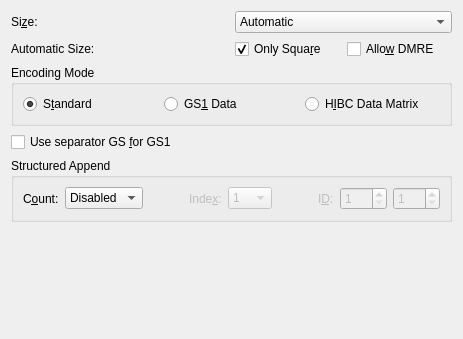
zint/zint, file frontend_qt/grpDM.ui: the form before one commit.
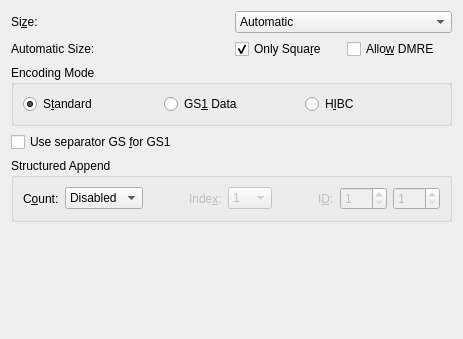
The form after the commit.

```diff
--- a/frontend_qt/grpDM.ui
+++ b/frontend_qt/grpDM.ui
@@ -379,7 +379,7 @@
       <item row="0" column="2">
        <widget class="QRadioButton" name="radDM200HIBC">
         <property name="text">
-         <string>H&amp;IBC Data Matrix</string>
+         <string>H&amp;IBC</string>
         </property>
         <property name="toolTip">
          <string>Process data as a Health Industry Barcode (HIBC)
```
Left out of the diff: 6 changed lines with no effect on the pictures.
